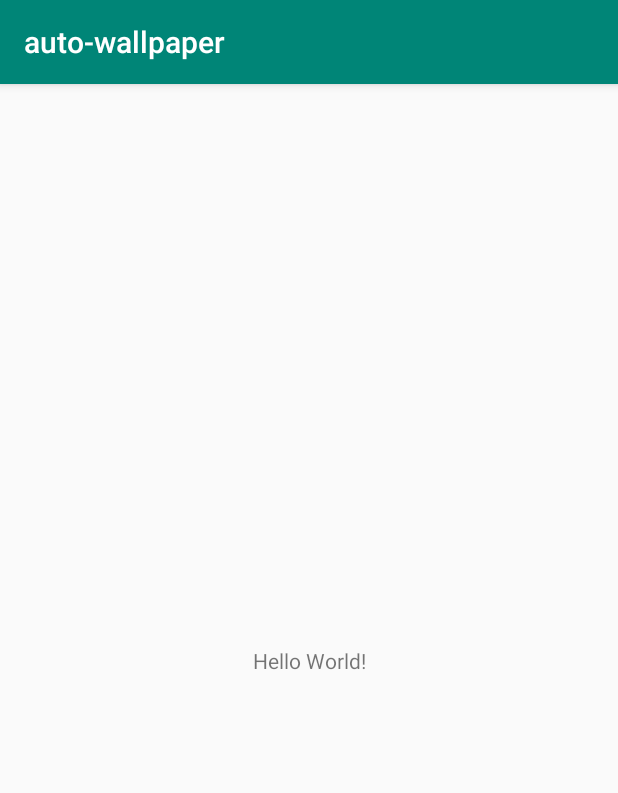
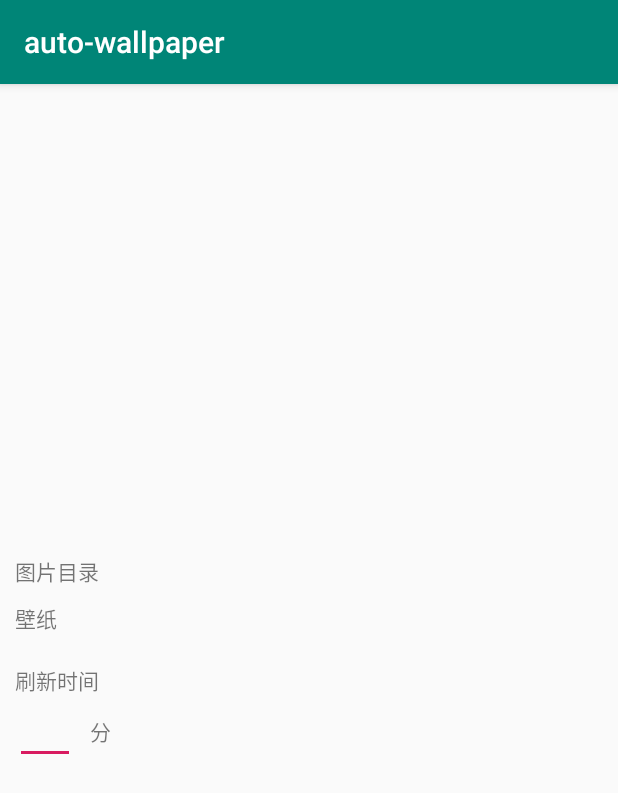
Before and after one commit to originalMemory/auto-wallpaper, an Android app: the screen it shows after launch (MainActivity), on a phone screen of 412 x 824 dp. Shown: the top 793 px of the screen. Run offline under Robolectric (Android 15) with nearby library versions, the phone set to English and light mode, and no system bars.

Commit message:
ADD: layout

```diff
--- a/app/src/main/res/layout/activity_main.xml
+++ b/app/src/main/res/layout/activity_main.xml
@@ -1,19 +1,49 @@
 <?xml version="1.0" encoding="utf-8"?>
-<androidx.constraintlayout.widget.ConstraintLayout
-    xmlns:android="http://schemas.android.com/apk/res/android"
+<LinearLayout xmlns:android="http://schemas.android.com/apk/res/android"
     xmlns:tools="http://schemas.android.com/tools"
-    xmlns:app="http://schemas.android.com/apk/res-auto"
     android:layout_width="match_parent"
     android:layout_height="match_parent"
+    android:gravity="center_vertical"
+    android:orientation="vertical"
+    android:paddingStart="10dp"
     tools:context=".MainActivity">
 
     <TextView
         android:layout_width="wrap_content"
         android:layout_height="wrap_content"
-        android:text="Hello World!"
-        app:layout_constraintBottom_toBottomOf="parent"
-        app:layout_constraintLeft_toLeftOf="parent"
-        app:layout_constraintRight_toRightOf="parent"
-        app:layout_constraintTop_toTopOf="parent"/>
+        android:text="图片目录" />
 
-</androidx.constraintlayout.widget.ConstraintLayout>
+    <TextView
+        android:id="@+id/imageFolderPathTextView"
+        android:layout_width="wrap_content"
+        android:layout_height="wrap_content"
+        android:layout_marginTop="10dp"
+        android:ellipsize="end"
+        android:maxLines="1"
+        android:text="壁纸" />
+
+    <TextView
+        android:layout_width="wrap_content"
+        android:layout_height="wrap_content"
+        android:layout_marginTop="20dp"
+        android:text="刷新时间" />
+
+    <LinearLayout
+        android:layout_width="wrap_content"
+        android:layout_height="wrap_content">
+
+        <EditText
+            android:id="@+id/timeIntervalEditText"
+            android:layout_width="40dp"
+            android:layout_height="wrap_content"
+            android:inputType="number" />
+
+        <TextView
+            android:layout_width="wrap_content"
+            android:layout_height="wrap_content"
+            android:layout_marginStart="10dp"
+            android:text="分" />
+
+    </LinearLayout>
+
+</LinearLayout>
```
